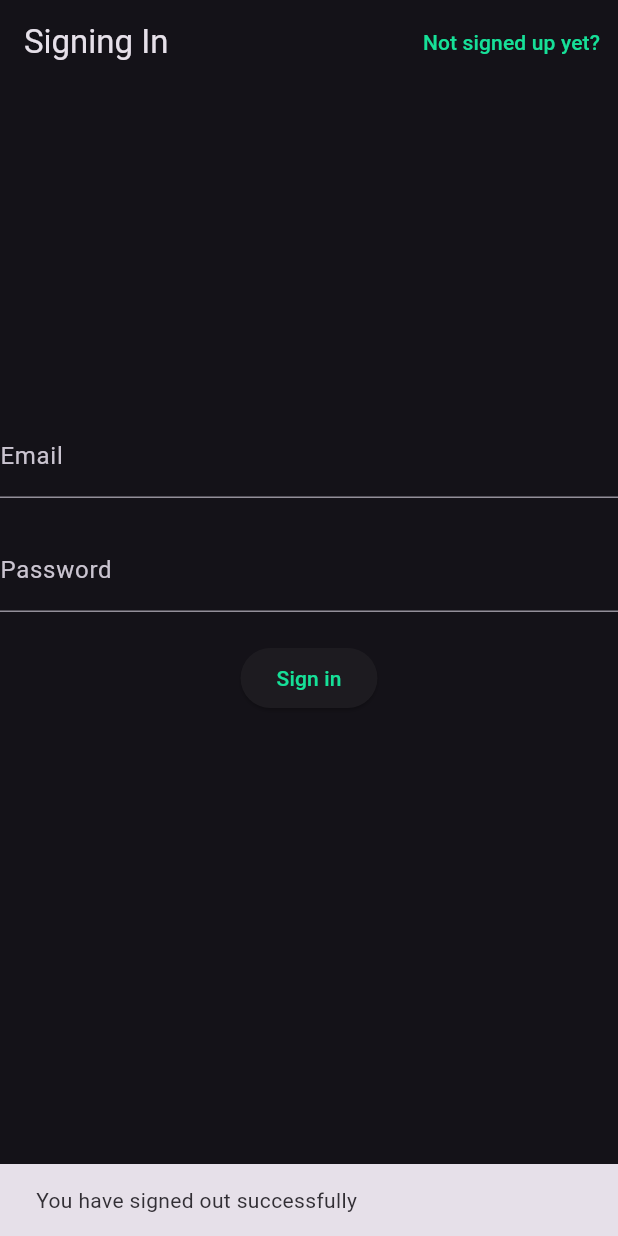
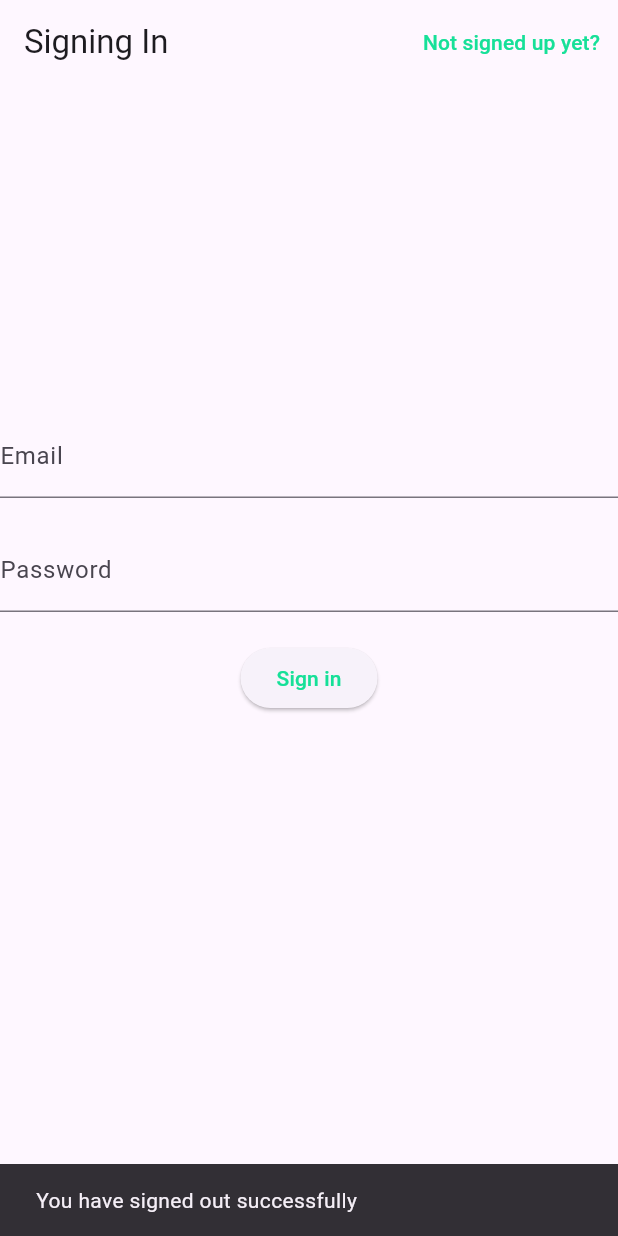
Before and after one commit to dim4ru/dmsg, a Flutter app: the screen it shows once a user with an empty profile is signed in, after a tap on "Sign out", on a phone screen of 412 x 824 dp. Run offline on Flutter 3.47's test engine with Material 3 defaults, Android fonts, the light colour scheme and no system bars; our stand-ins replace cached_network_image, firebase_auth, firebase_core, firebase_database, get, octo_image; accounts and stored records are empty; network calls fail.

Commit message:
white theme

```diff
--- a/lib/constants.dart
+++ b/lib/constants.dart
@@ -11,6 +11,6 @@ const double messageImageRadius = 12.0;
 const double messageImageWidth = 0.15;
 const double messageImageAspectRatio = 4 / 3;
 
-const Color timestampTooltipBackground = Color.fromRGBO(217, 213, 217, 0.8);
+const Color timestampTooltipBackground = Color.fromRGBO(0, 0, 0, 0.8);
 
 const String databaseUrl = 'https://dmsg-1d1c5-default-rtdb.europe-west1.firebasedatabase.app';
--- a/lib/home.dart
+++ b/lib/home.dart
@@ -14,10 +14,10 @@ class Home extends GetView {
     return Scaffold(
         appBar: AppBar(
           automaticallyImplyLeading: false,
-          title: Text(auth.user != null ? auth.user!.uid : "null uid error"),
-          // title: Text("DMSG – Free Messanger"),
+          // title: Text(auth.user != null ? auth.user!.uid : "null uid error"),
+          title: Text("DMSG – Free Messanger"),
           actions: [
-            IconButton(onPressed: (){}, icon: const Icon(Icons.add_comment_outlined), tooltip: "Find user & write message",),
+            // IconButton(onPressed: (){}, icon: const Icon(Icons.add_comment_outlined), tooltip: "Find user & write message",),
             TextButton(
                 onPressed: () async {
                   Get.to(() => SignIn());
--- a/lib/main.dart
+++ b/lib/main.dart
@@ -31,10 +31,10 @@ class MyApp extends GetView {
 
     return GetMaterialApp(
       title: 'Chats - DMSG',
-        theme: ThemeData.dark().copyWith(
-            colorScheme: ThemeData.dark()
+        theme: ThemeData.light().copyWith(
+            colorScheme: ThemeData.light()
                 .colorScheme
-                .copyWith(primary: Color(0xff16E098), secondary: Color(0xff084E35))),
+                .copyWith(primary: Color(0xff16E098), secondary: Color(0xff9cb8ae))),
       home: Obx(() {
         if (Get.find<AuthController>().loading) {
           return Center(child: CircularProgressIndicator());
```
